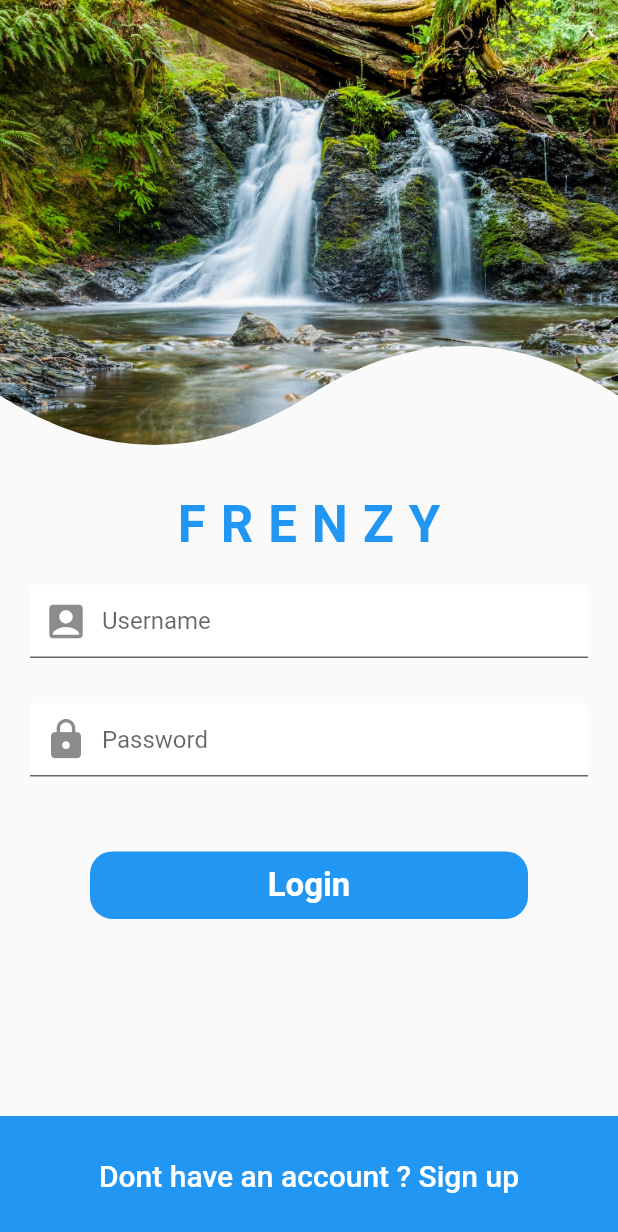
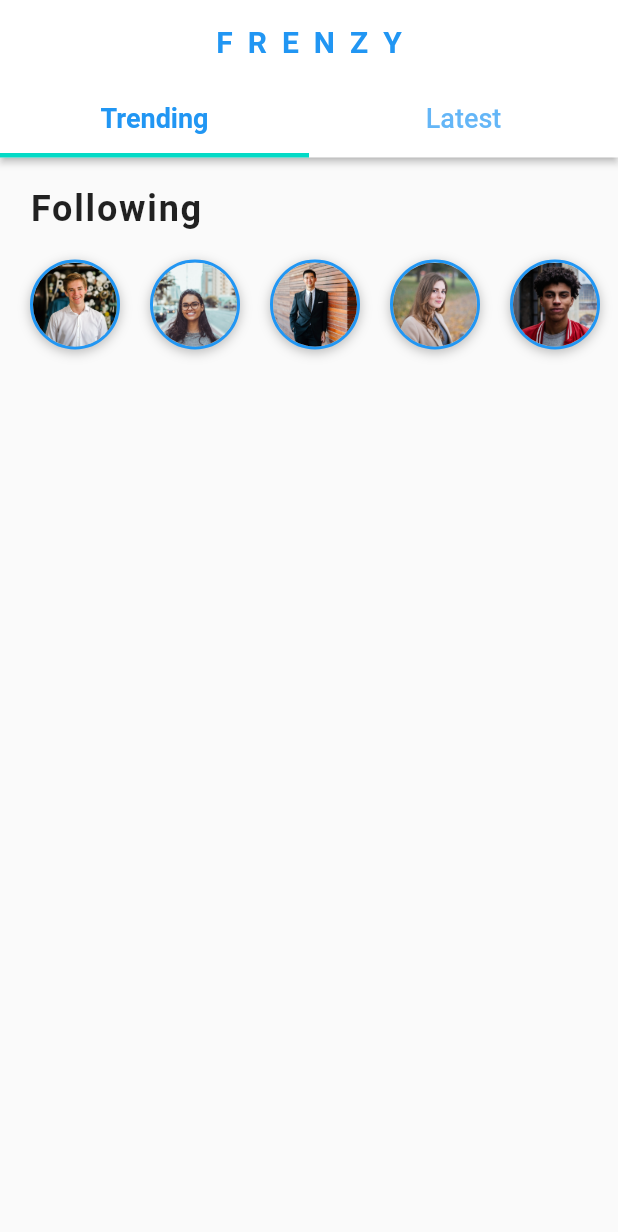
Before and after one commit to alirezaproject/Social-UI, a Flutter app: the screen it shows after launch, after a tap on "Login", on a phone screen of 412 x 824 dp. Shown: the top 1232 px of the screen. Run offline on Flutter 3.47's test engine with Material 2 defaults, Android fonts, the phone set to English and light mode, and no system bars.

Commit message:
feat : complete first page header

```diff
--- /dev/null
+++ b/lib/screens/home_screen.dart
@@ -0,0 +1,62 @@
+import 'package:flutter/material.dart';
+import 'package:flutter/services.dart';
+import 'package:social_ui/widgets/following_users.dart';
+
+class HomeScreen extends StatefulWidget {
+  const HomeScreen({super.key});
+
+  @override
+  State<HomeScreen> createState() => _HomeScreenState();
+}
+
+class _HomeScreenState extends State<HomeScreen>
+    with SingleTickerProviderStateMixin {
+  late TabController _tabController;
+
+  @override
+  void initState() {
+    super.initState();
+    _tabController = TabController(length: 2, vsync: this);
+  }
+
+  @override
+  Widget build(BuildContext context) {
+    return Scaffold(
+      appBar: AppBar(
+        iconTheme: IconThemeData(color: Theme.of(context).colorScheme.primary),
+        backgroundColor: Colors.white,
+        centerTitle: true,
+        title: Text(
+          'FRENZY',
+          style: TextStyle(
+              color: Theme.of(context).colorScheme.primary,
+              fontWeight: FontWeight.bold,
+              letterSpacing: 10),
+        ),
+        systemOverlayStyle: SystemUiOverlayStyle.light,
+        elevation: 2,
+        bottom: TabBar(
+            controller: _tabController,
+            indicatorWeight: 3,
+            labelColor: Theme.of(context).colorScheme.primary,
+            unselectedLabelStyle: const TextStyle(fontSize: 18),
+            labelStyle:
+                const TextStyle(fontSize: 18, fontWeight: FontWeight.w600),
+            tabs: const [
+              Tab(
+                text: 'Trending',
+              ),
+              Tab(
+                text: 'Latest',
+              )
+            ]),
+      ),
+      body: ListView(
+        physics: const BouncingScrollPhysics(),
+        children: const [
+          FollowingUsers(),
+        ],
+      ),
+    );
+  }
+}
--- a/lib/screens/login_screen.dart
+++ b/lib/screens/login_screen.dart
@@ -1,4 +1,5 @@
 import 'package:flutter/material.dart';
+import 'package:social_ui/screens/home_screen.dart';
 import 'package:social_ui/widgets/curve_clipper.dart';
 
 class LoginScreen extends StatefulWidget {
@@ -13,7 +14,7 @@ class _LoginScreenState extends State<LoginScreen> {
   Widget build(BuildContext context) {
     return Scaffold(
       body: SingleChildScrollView(
-        child: Container(
+        child: SizedBox(
           height: MediaQuery.of(context).size.height,
           child: Column(
             children: [
@@ -73,7 +74,11 @@ class _LoginScreenState extends State<LoginScreen> {
                 height: 40,
               ),
               GestureDetector(
-                onTap: () {},
+                onTap: () => Navigator.pushReplacement(
+                    context,
+                    MaterialPageRoute(
+                      builder: (context) => const HomeScreen(),
+                    )),
                 child: Container(
                   alignment: Alignment.center,
                   margin: const EdgeInsets.symmetric(horizontal: 60),
--- /dev/null
+++ b/lib/widgets/following_users.dart
@@ -0,0 +1,62 @@
+import 'package:flutter/material.dart';
+import 'package:social_ui/data/data.dart';
+import 'package:social_ui/models/user_model.dart';
+
+class FollowingUsers extends StatelessWidget {
+  const FollowingUsers({super.key});
+
+  @override
+  Widget build(BuildContext context) {
+    return Column(
+      crossAxisAlignment: CrossAxisAlignment.start,
+      children: [
+        const Padding(
+          padding: EdgeInsets.fromLTRB(20, 20, 20, 10),
+          child: Text(
+            'Following',
+            style: TextStyle(
+                fontSize: 24, fontWeight: FontWeight.bold, letterSpacing: 1.2),
+          ),
+        ),
+        SizedBox(
+          height: 80,
+          child: ListView.builder(
+            padding: const EdgeInsets.only(left: 10),
+            physics: const BouncingScrollPhysics(),
+            scrollDirection: Axis.horizontal,
+            itemCount: users.length,
+            itemBuilder: (BuildContext context, int index) {
+              User user = users[index];
+              return GestureDetector(
+                onTap: () {},
+                child: Container(
+                  height: 60,
+                  width: 60,
+                  decoration: BoxDecoration(
+                      border: Border.all(
+                          width: 2,
+                          color: Theme.of(context).colorScheme.primary),
+                      shape: BoxShape.circle,
+                      boxShadow: const [
+                        BoxShadow(
+                            color: Colors.black26,
+                            offset: Offset(0, 2),
+                            blurRadius: 6),
+                      ]),
+                  margin: const EdgeInsets.all(10),
+                  child: ClipOval(
+                    child: Image(
+                        height: 60,
+                        width: 60,
+                        fit: BoxFit.cover,
+                        image: AssetImage(user.profileImageUrl!)),
+                  ),
+                ),
+              );
+            },
+          ),
+        ),
+      ],
+    );
+  }
+}
```
